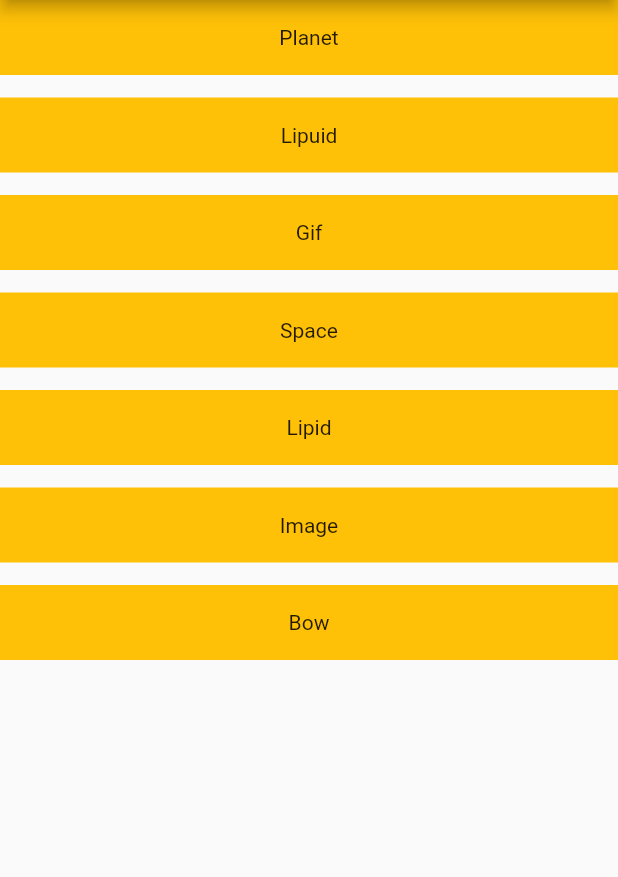
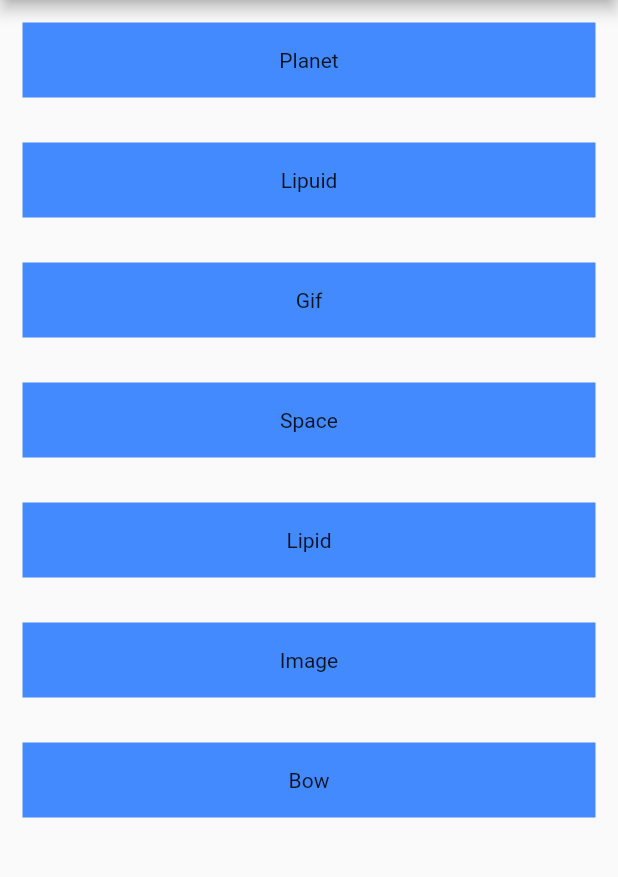
Before and after one commit to phucho2306/RivePullToRefresh, a Flutter app: the screen it shows after launch, on a phone screen of 412 x 824 dp, the part 84-961 px from its top. Run offline on Flutter 3.47's test engine with Material 2 defaults, Android fonts, the phone set to English and light mode, and no system bars; our stand-ins replace rive.

Commit message:
[fix] fix dispose and something in top page

```diff
--- a/example/lib/main.dart
+++ b/example/lib/main.dart
@@ -129,14 +129,16 @@ class AppButton extends StatelessWidget {
   final Function()? onPress;
   @override
   Widget build(BuildContext context) {
-    return InkWell(
-      onTap: onPress,
-      child: Container(
-        color: Colors.amber,
-        margin: const EdgeInsets.only(bottom: 15),
-        height: 50,
-        width: double.infinity,
-        child: Center(child: Text(title)),
+    return Padding(
+      padding: const EdgeInsets.all(15.0),
+      child: InkWell(
+        onTap: onPress,
+        child: Container(
+          color: Colors.blueAccent,
+          height: 50,
+          width: double.infinity,
+          child: Center(child: Text(title)),
+        ),
       ),
     );
   }
--- a/lib/rive_pull_to_refresh.dart
+++ b/lib/rive_pull_to_refresh.dart
@@ -2,7 +2,6 @@ import 'dart:async';
 import 'dart:developer';
 import 'package:flutter/foundation.dart';
 import 'package:flutter/material.dart';
-import 'package:flutter/scheduler.dart';
 
 enum RivePullToRefreshState { accept, cancel }
 
@@ -60,6 +59,7 @@ class RivePullToRefreshController {
 
   void dispose() {
     _positionController?.dispose();
+    _positionController = null;
   }
 }
 
```
